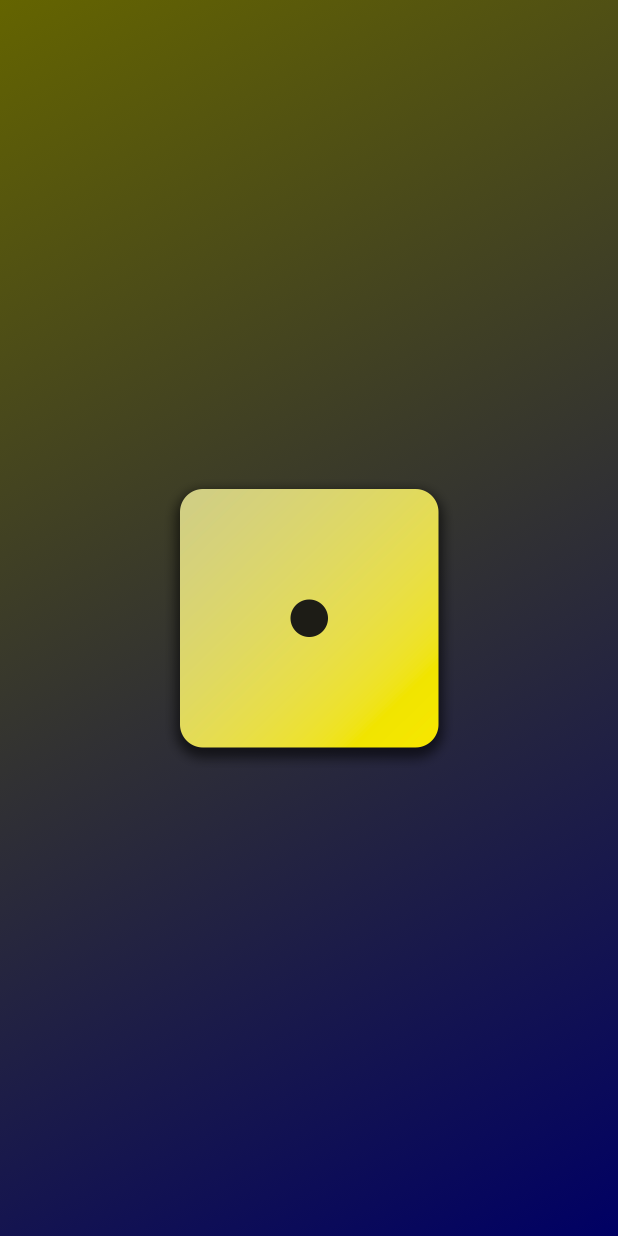
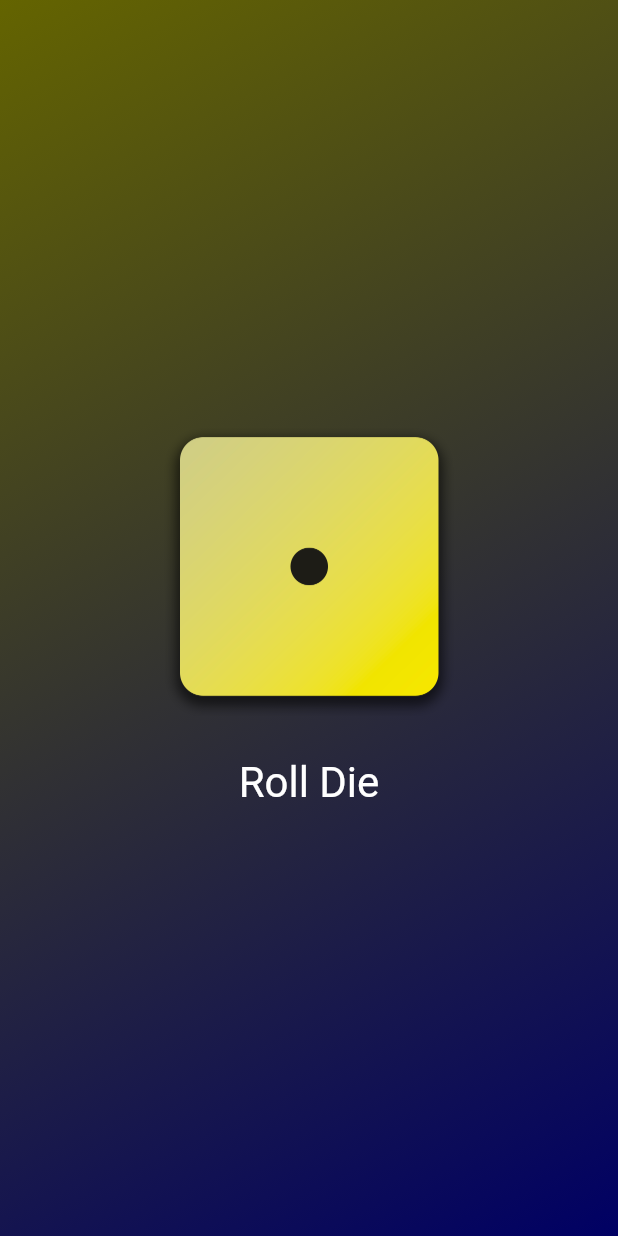
Before and after one commit to bjornunnar/flutter-roll-dice, a Flutter app: the screen it shows after launch, on a phone screen of 412 x 824 dp. Run offline on Flutter 3.47's test engine with Material 2 defaults, Android fonts, the phone set to English and light mode, and no system bars.

Commit message:
start die roller widget

```diff
--- a/flutter_udemy/lib/gradient_container.dart
+++ b/flutter_udemy/lib/gradient_container.dart
@@ -6,12 +6,17 @@ const endAlignment = Alignment.bottomRight;
 
 
 class GradientContainer extends StatelessWidget { // my custom widget inherits from StatelessWidget "superclass"
-  const GradientContainer(this.colors, {super.key}); // gets 'key' value from superclass and implements as 'key'.
+  GradientContainer(this.colors, {super.key}); // gets 'key' value from superclass and implements as 'key'.
 
   final List<Color> colors;
+  var activeDieImage = 'assets/images/dice-1.png';
+
+  void rollDie(){
+    activeDieImage = 'assets/images/dice-2.png';
+  }
 
 
-  @override // "StatelessWidget" expects a 'build' method. This makes clear that we are overriding for our class
+  @override // "StatelessWidget" expects a 'build' method. "@override" makes clear that we are overriding for our class
   Widget build(context) { //build function returns the Widget object
     return Container(
           decoration: BoxDecoration(
@@ -22,9 +27,26 @@ class GradientContainer extends StatelessWidget { // my custom widget inherits f
             ),
           ),
           child: Center(
-            child: Image.asset( //using image helper function, get asset named in pubspec.yaml
-            'assets/images/dice-1.png',
-            width: 200,),
+            child: Column(
+              mainAxisSize: MainAxisSize.min,
+              children: [
+                Image.asset( //using image helper function, get asset named in pubspec.yaml
+                  activeDieImage,
+                  width: 200,
+                ),
+                const SizedBox(height: 20),
+                TextButton(
+                  onPressed: rollDie,
+                  style: TextButton.styleFrom(
+                    foregroundColor: Colors.white,
+                    textStyle: const TextStyle(
+                      fontSize: 28,
+                    )
+                  ),
+                  child: const Text("Roll Die"),
+                )
+              ],
+            ),
           ),
         );
   }
--- a/flutter_udemy/lib/main.dart
+++ b/flutter_udemy/lib/main.dart
@@ -3,9 +3,9 @@ import 'package:flutter_udemy/gradient_container.dart';
 
 void main() {
   runApp(
-    const MaterialApp(
+    MaterialApp(
       home: Scaffold(
-        body: GradientContainer([Color.fromARGB(255, 100, 100, 0), Color.fromARGB(255, 0, 0, 100)]), // my custom widget, defined in separate file
+        body: GradientContainer(const [Color.fromARGB(255, 100, 100, 0), Color.fromARGB(255, 0, 0, 100)]), // my custom widget, defined in separate file
       ),
     ),
   );
```
Also changed, not shown: flutter_udemy/lib/die_roller.dart (added, +10 -0 lines).
